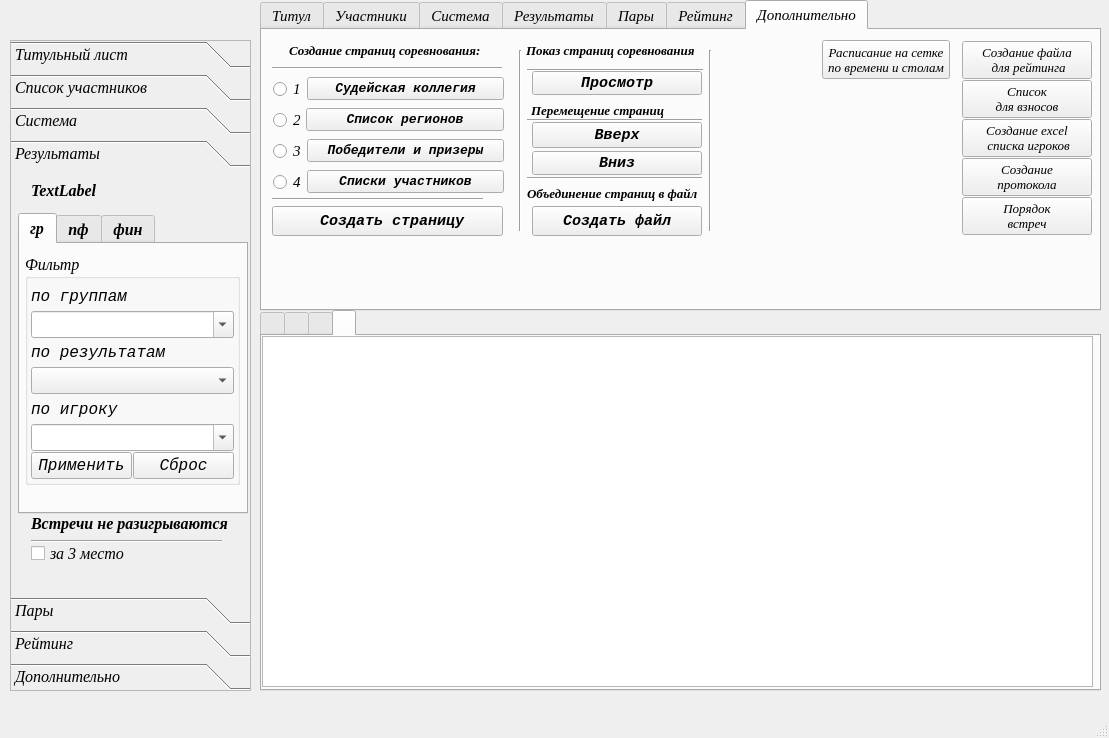
Old version of the form UI/main_window.ui in the repository Kaspar0810/Competitions_TT.
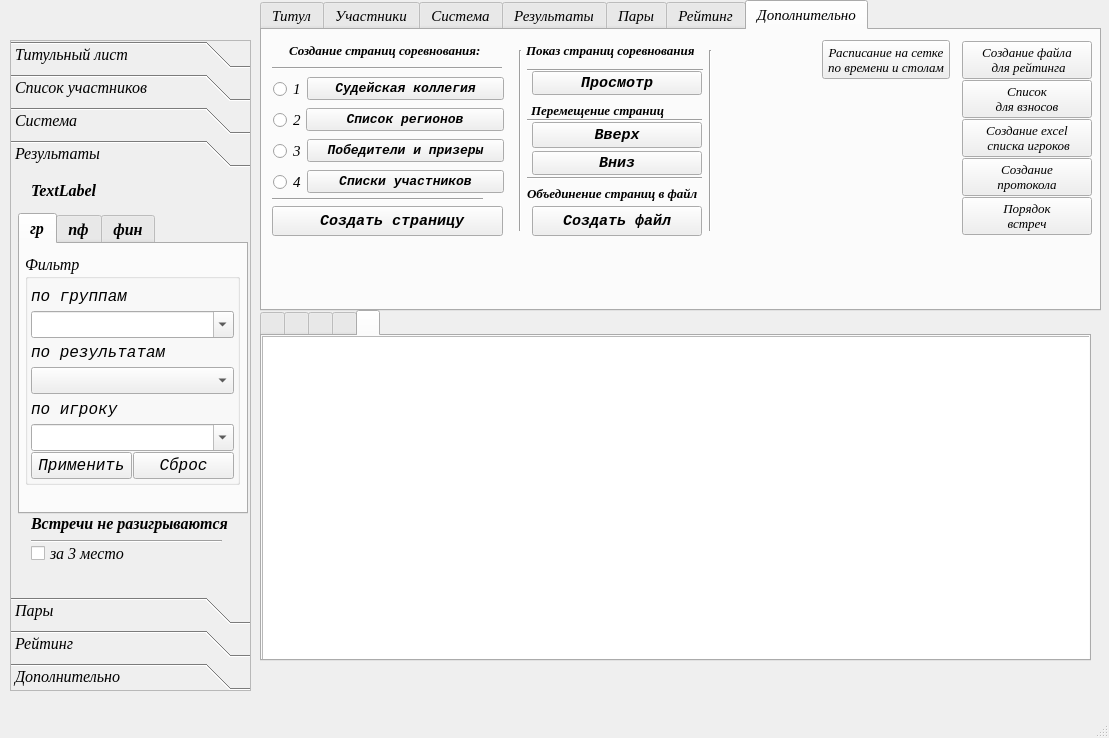
New version of the form. The open tabs and pages were chosen to show the change. Icons and pictures are not drawn.

Patch:
```diff
--- a/UI/main_window.ui
+++ b/UI/main_window.ui
@@ -7324,12 +7324,12 @@
      <rect>
       <x>260</x>
       <y>310</y>
-      <width>841</width>
-      <height>381</height>
+      <width>831</width>
+      <height>351</height>
      </rect>
     </property>
     <property name="currentIndex">
-     <number>3</number>
+     <number>4</number>
     </property>
     <widget class="QWidget" name="tabWidgetPage1">
      <attribute name="title">
@@ -7626,6 +7626,21 @@
       </property>
      </widget>
     </widget>
+    <widget class="QWidget" name="tab_11">
+     <attribute name="title">
+      <string/>
+     </attribute>
+     <widget class="QTableView" name="tableView_schedule">
+      <property name="geometry">
+       <rect>
+        <x>0</x>
+        <y>0</y>
+        <width>841</width>
+        <height>381</height>
+       </rect>
+      </property>
+     </widget>
+    </widget>
    </widget>
   </widget>
   <widget class="QStatusBar" name="statusbar">
```
Left out of the diff: 2 changed lines with no effect on the pictures.
